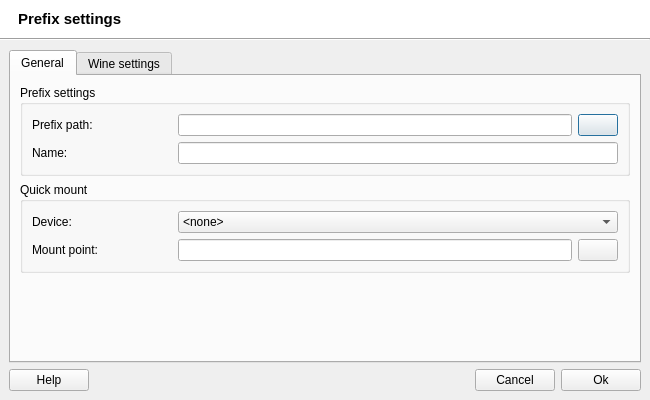
Qt form src/q4wine-gui/uis/PrefixSettings.ui (brezerk/q4wine) before a commit.
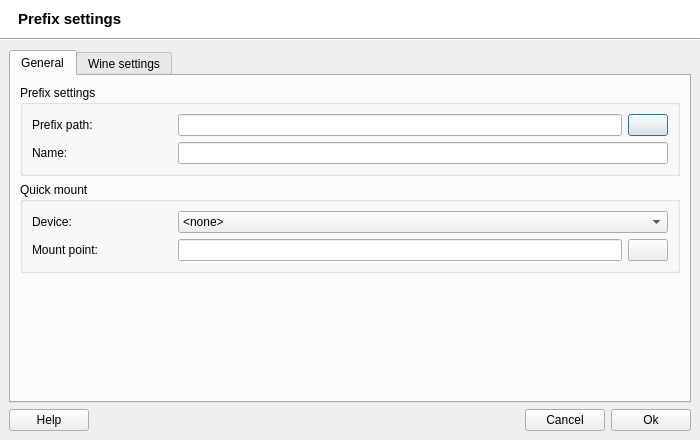
The same form after that commit. Icons and pictures are not drawn.

Commit message: Fixed: normaliza dialog sizes to 700 x 440

```diff
--- a/src/q4wine-gui/uis/PrefixSettings.ui
+++ b/src/q4wine-gui/uis/PrefixSettings.ui
@@ -6,8 +6,8 @@
    <rect>
     <x>0</x>
     <y>0</y>
-    <width>650</width>
-    <height>400</height>
+    <width>700</width>
+    <height>440</height>
    </rect>
   </property>
   <property name="windowTitle">
```
The commit also changes 7 other files.
